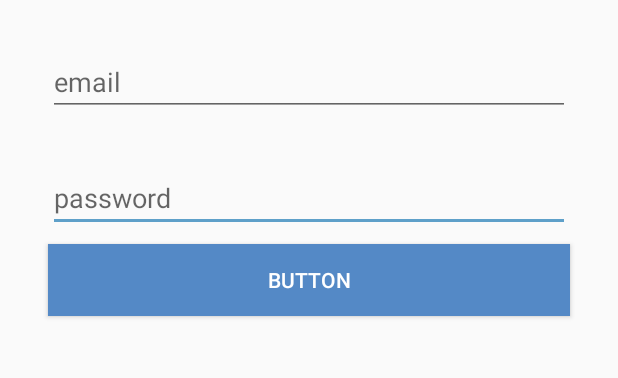
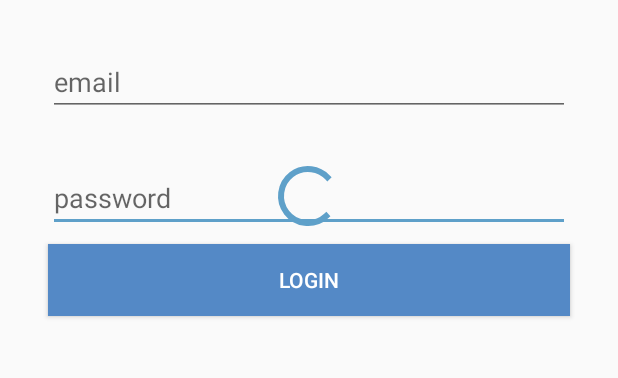
Before and after one commit to r52698/Smack, an Android app: the layout activity_login.xml on its own in the app's theme, with its tools: preview values and no code run, on a phone screen of 412 x 824 dp. Shown: the top 378 px of the screen. Run offline under Robolectric (Android 15) with nearby library versions, the phone set to English and light mode, and no system bars; network calls fail.

Commit message:
lesson 15

```diff
--- a/app/src/main/java/com/example/smack/Controller/MainActivity.kt
+++ b/app/src/main/java/com/example/smack/Controller/MainActivity.kt
@@ -81,7 +81,7 @@ class MainActivity : AppCompatActivity() {
         if (AuthService.isLoggedIn) {
             // Logout
             UserDataService.logout()
-            userNameNavHeader.text = "Login"
+            userNameNavHeader.text = ""
             userEmailNavHeader.text = ""
             userImageNavHeader.setImageResource(R.drawable.profiledefault)
             userImageNavHeader.setBackgroundColor(Color.TRANSPARENT)
--- a/app/src/main/java/com/example/smack/Utilities/Constants.kt
+++ b/app/src/main/java/com/example/smack/Utilities/Constants.kt
@@ -4,6 +4,7 @@ const val BASE_URL = "https://chattinghere.herokuapp.com/v1/"
 const val URL_REGISTER = "${BASE_URL}account/register"
 const val URL_LOGIN = "${BASE_URL}account/login"
 const val URL_CREATE_USER = "${BASE_URL}user/add"
+const val URL_GET_USER = "${BASE_URL}user/byEmail/"
 
 // Boradcast constants
 const val BROADCAST_USER_DATA_CHANGE = "BROADCAST_USER_DATA_CHANGE"
--- a/app/src/main/res/layout/activity_login.xml
+++ b/app/src/main/res/layout/activity_login.xml
@@ -43,7 +43,7 @@
         android:layout_marginEnd="32dp"
         android:background="@color/colorPrimary"
         android:onClick="loginLoginBtnClicked"
-        android:text="Button"
+        android:text="Login"
         android:textColor="@android:color/white"
         app:layout_constraintEnd_toEndOf="parent"
         app:layout_constraintStart_toStartOf="parent"
@@ -75,4 +75,15 @@
         app:layout_constraintEnd_toEndOf="parent"
         app:layout_constraintStart_toStartOf="parent"
         app:layout_constraintTop_toBottomOf="@+id/textView" />
+
+    <ProgressBar
+        android:id="@+id/loginSpinner"
+        style="?android:attr/progressBarStyle"
+        android:layout_width="wrap_content"
+        android:layout_height="wrap_content"
+        android:layout_marginBottom="8dp"
+        app:layout_constraintBottom_toTopOf="@+id/loginLoginBtn"
+        app:layout_constraintEnd_toEndOf="parent"
+        app:layout_constraintHorizontal_bias="0.498"
+        app:layout_constraintStart_toStartOf="parent" />
 </androidx.constraintlayout.widget.ConstraintLayout>
--- a/app/src/main/res/layout/nav_header_main.xml
+++ b/app/src/main/res/layout/nav_header_main.xml
@@ -27,7 +27,6 @@
         android:layout_height="wrap_content"
         android:layout_marginStart="8dp"
         android:paddingTop="@dimen/nav_header_vertical_spacing"
-        android:text="Dror"
         android:textAppearance="@style/TextAppearance.AppCompat.Body1"
         app:layout_constraintStart_toEndOf="@+id/userImageNavHeader"
         app:layout_constraintTop_toTopOf="@+id/userImageNavHeader"
@@ -38,7 +37,6 @@
         android:layout_width="wrap_content"
         android:layout_height="wrap_content"
         android:layout_marginStart="8dp"
-        android:text="drorpilot@gmail.com"
         app:layout_constraintStart_toEndOf="@+id/userImageNavHeader"
         app:layout_constraintTop_toBottomOf="@+id/userNameNavHeader"
         tools:text="drorpilot@gmail.com" />
```
Also changed, not shown: app/src/main/java/com/example/smack/Controller/LoginActivity.kt (+33 -3 lines), app/src/main/java/com/example/smack/Services/AuthService.kt (+43 -3 lines).
